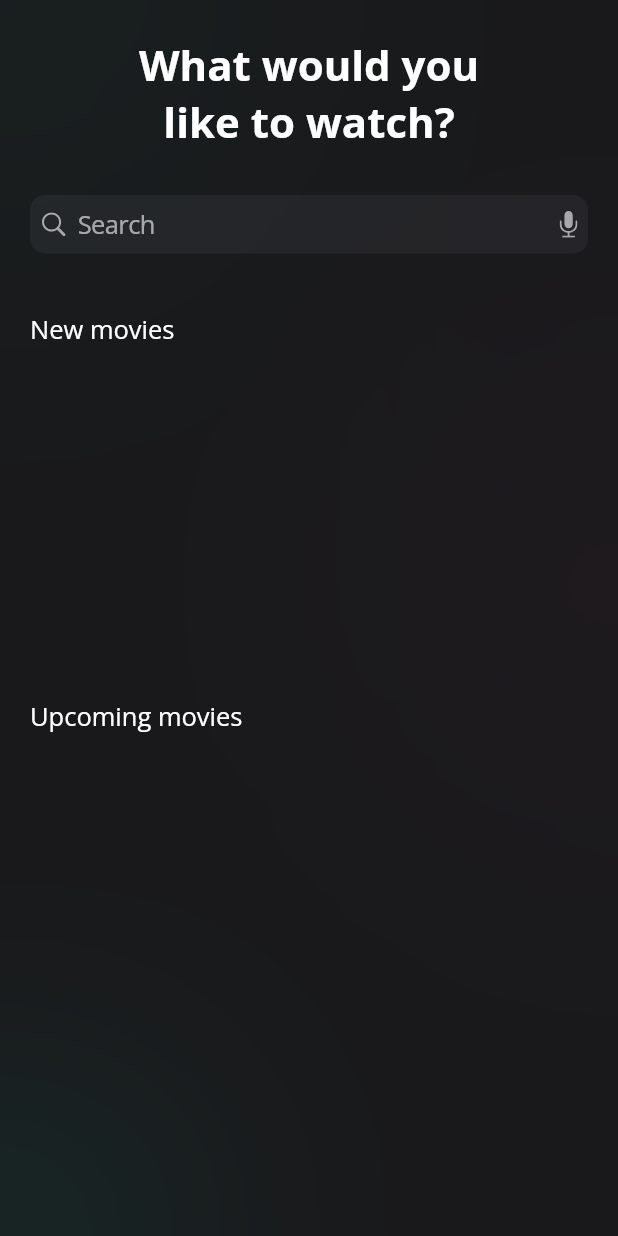
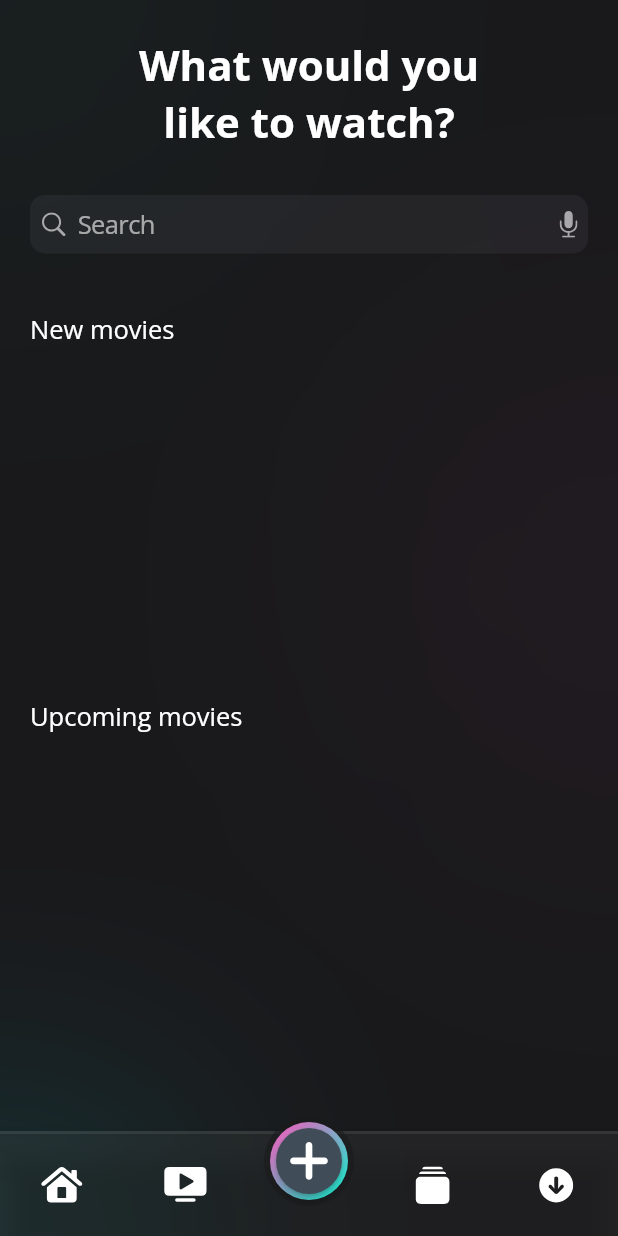
Before and after one commit to Khylesiarot/moviesapp_siarot, a Flutter app: the screen it shows after launch, after a tap on "Sign up", on a phone screen of 412 x 824 dp. Run offline on Flutter 3.47's test engine with Material 2 defaults, Android fonts, the phone set to English and light mode, and no system bars; our stand-ins replace flutter_svg, google_fonts, gradient_borders.

Commit message:
bottom nav bar

```diff
--- a/lib/Screens/homescreen.dart
+++ b/lib/Screens/homescreen.dart
@@ -1,6 +1,8 @@
 import 'dart:ui';
 
 import 'package:flutter/material.dart';
+import 'package:moviesapp_siarot/components/bottomnavbar.dart';
+import 'package:moviesapp_siarot/components/floatingButton.dart';
 import 'package:moviesapp_siarot/components/searchbar.dart';
 import 'package:moviesapp_siarot/templates/moviecard.dart';
 
@@ -60,7 +62,7 @@ class _HomeScreenState extends State<HomeScreen> {
                 width: 120,
                 decoration: BoxDecoration(
                   shape: BoxShape.circle,
-                  color: Constants.pnk.withOpacity(0.5),
+                  color: Constants.pnk.withOpacity(0.8),
                 ),
                 child: BackdropFilter(
                   filter: ImageFilter.blur(
@@ -83,7 +85,7 @@ class _HomeScreenState extends State<HomeScreen> {
                 width: 100,
                 decoration: BoxDecoration(
                   shape: BoxShape.circle,
-                  color: Constants.grn.withOpacity(0.5),
+                  color: Constants.cyn.withOpacity(0.8),
                 ),
                 child: BackdropFilter(
                   filter: ImageFilter.blur(
@@ -233,6 +235,13 @@ const SizedBox(
             ],
           ),
         ),
+
+
+
+        floatingActionButton: const CenterButton(),
+      floatingActionButtonLocation: FloatingActionButtonLocation.centerDocked,
+
+      bottomNavigationBar: const BottomNavBar()
     );
   }
 }
--- a/lib/Screens/onboardingscreen.dart
+++ b/lib/Screens/onboardingscreen.dart
@@ -1,8 +1,9 @@
 import 'dart:ui';
 
 import 'package:flutter/material.dart';
-import 'package:gradient_borders/gradient_borders.dart';
 import 'package:moviesapp_siarot/Screens/homescreen.dart';
+import 'package:moviesapp_siarot/components/intropic.dart';
+import 'package:moviesapp_siarot/components/signupbutton.dart';
 import 'package:moviesapp_siarot/constants.dart';
 
 class OnboardingScreen extends StatelessWidget {
@@ -76,53 +77,7 @@ class OnboardingScreen extends StatelessWidget {
                   SizedBox(
                     height: screenHeight * .07,
                   ),
-                  SizedBox(
-                    child: Align(
-                      alignment: Alignment.topCenter,
-                      child: RotationTransition(
-                        turns: const AlwaysStoppedAnimation(40 / 360),
-                        child: Container(
-                          decoration: BoxDecoration(
-                              border: GradientBoxBorder(
-                                gradient: LinearGradient(colors: [
-                                  Constants.pnk,
-                                  Constants.pnk.withOpacity(.07),
-                                  Constants.grn.withOpacity(.1),
-                                  Constants.grn,
-                                ]),
-                                width: 4,
-                              ),
-                              borderRadius: BorderRadius.circular(200)),
-                          child: ClipRRect(
-                            borderRadius: BorderRadius.circular(200),
-                            child: Container(
-                              height: 320,
-                              width: 320,
-                              decoration: const BoxDecoration(
-                                color: Colors.transparent,
-                              ),
-                              child: const FittedBox(
-                                fit: BoxFit.cover,
-                                child: Padding(
-                                  padding: EdgeInsets.only(
-                                    left: 60,
-                                    top: 30,
-                                    bottom: 10,
-                                  ),
-                                  child: RotationTransition(
-                                    turns: AlwaysStoppedAnimation(325 / 360),
-                                    child: Image(
-                                        image:
-                                            AssetImage('assets/image 81.png')),
-                                  ),
-                                ),
-                              ),
-                            ),
-                          ),
-                        ),
-                      ),
-                    ),
-                  ),
+                 const IntroPicture(),
                   SizedBox(
                     height: screenHeight * 0.05,
                   ),
@@ -149,60 +104,7 @@ class OnboardingScreen extends StatelessWidget {
                   SizedBox(
                     height: screenHeight * 0.03,
                   ),
-                  Container(
-                      decoration: BoxDecoration(boxShadow: [
-                        BoxShadow(
-                          offset: const Offset(-30, 0),
-                          color: Constants.pnk.withOpacity(.5),
-                          blurRadius: 30,
-                          spreadRadius: -30,
-                        ),
-                        BoxShadow(
-                          offset: const Offset(30, 0),
-                          color: Constants.grn.withOpacity(.5),
-                          blurRadius: 30,
-                          spreadRadius: -30,
-                        ),
-                      ]),
-                      child: Container(
-                        decoration: BoxDecoration(
-                            // ignore: prefer_const_constructors
-                            border: GradientBoxBorder(
-                              gradient: const LinearGradient(
-                                  begin: Alignment.topCenter,
-                                  end: Alignment.bottomRight,
-                                  colors: [
-                                    Constants.pnk,
-                                    Constants.grn,
-                                  ]),
-                              width: 3,
-                            ),
-                            borderRadius: BorderRadius.circular(200)),
-                        child: ClipRRect(
-                          borderRadius: BorderRadius.circular(200),
-                          child: Container(
-                              alignment: Alignment.center,
-                              height: 38,
-                              width: 160,
-                              decoration: const BoxDecoration(
-                                color: Colors.transparent,
-                              ),
-                              child: MaterialButton(
-                                onPressed: () {
-                                  Navigator.push(
-                                      context,
-                                      MaterialPageRoute(
-                                          builder: (context) =>
-                                              const HomeScreen()));
-                                },
-                                child: const Text(
-                                  'Sign up',
-                                  textAlign: TextAlign.center,
-                                  style: TextStyle(color: Colors.white),
-                                ),
-                              )),
-                        ),
-                      )),
+                  const SignUpButton(),
                   SizedBox(
                     height: screenHeight * 0.09,
                   ),
--- /dev/null
+++ b/lib/components/bottomnavbar.dart
@@ -0,0 +1,80 @@
+import 'dart:ui';
+
+import 'package:flutter/material.dart';
+import 'package:flutter_svg/svg.dart';
+
+import '../constants.dart';
+
+
+class BottomNavBar extends StatelessWidget {
+  const BottomNavBar({super.key});
+
+
+
+
+
+  @override
+  Widget build(BuildContext context) {
+    return BottomAppBar(
+      color: Constants.wht.withOpacity(.05),
+      child: ClipRRect(
+        child: BackdropFilter(filter: ImageFilter.blur(
+          sigmaX: 2.0,
+          sigmaY: 2.0
+        ),
+        child: Container(
+          decoration: BoxDecoration(
+            border: Border(
+              top: BorderSide(
+                color: Constants.wht.withOpacity(.09),
+                width: 2,
+              )
+            )
+          ),
+          height: 70,
+          child: Row(
+          mainAxisAlignment: MainAxisAlignment.spaceEvenly,
+          children: [
+            Expanded(
+              child: IconButton(
+                onPressed: () {},
+                icon: SvgPicture.asset(
+                  Constants.iconHome,
+                ),
+              ),
+            ),
+            Expanded(
+              child: IconButton(
+                onPressed: () {},
+                icon: SvgPicture.asset(
+                  Constants.iconPlayOnTv,
+                ),
+              ),
+            ),
+            const Expanded(
+              child: Text(''),
+            ),
+            Expanded(
+              child: IconButton(
+                onPressed: () {},
+                icon: SvgPicture.asset(
+                  Constants.iconCategories,
+                ),
+              ),
+            ),
+            Expanded(
+              child: IconButton(
+                onPressed: () {},
+                icon: SvgPicture.asset(
+                  Constants.iconDownload,
+                ),
+              ),
+            ),
+          ],
+        ),
+        ),
+        ),
+      ),
+    );
+  }
+}
--- /dev/null
+++ b/lib/components/floatingbutton.dart
@@ -0,0 +1,45 @@
+import 'package:flutter/material.dart';
+import 'package:flutter_svg/svg.dart';
+
+import '../constants.dart';
+
+class CenterButton extends StatelessWidget{
+  const CenterButton({super.key});
+
+  @override
+  Widget build(BuildContext context) {
+    return  Container(
+        height: 60,
+        width: 60,
+        padding: const EdgeInsets.all(4),
+        margin: const EdgeInsets.only(top: 40),
+        decoration: const BoxDecoration(
+          shape: BoxShape.circle,
+         color: Color.fromARGB(148, 25, 25, 27),
+        ),
+        child: Container(
+          height: 60,
+          width: 60,
+          padding: const EdgeInsets.all(4),
+          decoration: const BoxDecoration(
+            shape: BoxShape.circle,
+            gradient: LinearGradient(
+              begin: Alignment.topLeft,
+              end: Alignment.bottomRight,
+              colors: [
+                Constants.pnk,
+                Constants.grn,
+              ],
+            ),
+          ),
+          child: RawMaterialButton(
+            onPressed: () {},
+            shape: const CircleBorder(),
+            fillColor: const Color(0xff404c57),
+            child: SvgPicture.asset(Constants.iconPlus),
+          ),
+        ),
+      );
+  }
+
+}
--- /dev/null
+++ b/lib/components/intropic.dart
@@ -0,0 +1,60 @@
+import 'package:flutter/material.dart';
+import 'package:gradient_borders/gradient_borders.dart';
+
+import '../constants.dart';
+
+class IntroPicture extends StatelessWidget{
+  const IntroPicture({super.key});
+
+  @override
+  Widget build(BuildContext context) {
+    return SizedBox(
+                    child: Align(
+                      alignment: Alignment.topCenter,
+                      child: RotationTransition(
+                        turns: const AlwaysStoppedAnimation(40 / 360),
+                        child: Container(
+                          decoration: BoxDecoration(
+                              border: GradientBoxBorder(
+                                gradient: LinearGradient(colors: [
+                                  Constants.pnk,
+                                  Constants.pnk.withOpacity(.07),
+                                  Constants.grn.withOpacity(.1),
+                                  Constants.grn,
+                                ]),
+                                width: 4,
+                              ),
+                              borderRadius: BorderRadius.circular(200)),
+                          child: ClipRRect(
+                            borderRadius: BorderRadius.circular(200),
+                            child: Container(
+                              height: 320,
+                              width: 320,
+                              decoration: const BoxDecoration(
+                                color: Colors.transparent,
+                              ),
+                              child: const FittedBox(
+                                fit: BoxFit.cover,
+                                child: Padding(
+                                  padding: EdgeInsets.only(
+                                    left: 60,
+                                    top: 30,
+                                    bottom: 10,
+                                  ),
+                                  child: RotationTransition(
+                                    turns: AlwaysStoppedAnimation(325 / 360),
+                                    child: Image(
+                                        image:
+                                            AssetImage('assets/image 81.png')),
+                                  ),
+                                ),
+                              ),
+                            ),
+                          ),
+                        ),
+                      ),
+                    ),
+                  );
+  }
+
+}
--- /dev/null
+++ b/lib/components/signupbutton.dart
@@ -0,0 +1,68 @@
+import 'package:flutter/material.dart';
+import 'package:gradient_borders/box_borders/gradient_box_border.dart';
+
+import '../Screens/homescreen.dart';
+import '../constants.dart';
+
+class SignUpButton extends StatelessWidget {
+  const SignUpButton({super.key});
+
+  @override
+  Widget build(BuildContext context) {
+    return Container(
+                      decoration: BoxDecoration(boxShadow: [
+                        BoxShadow(
+                          offset: const Offset(-30, 0),
+                          color: Constants.pnk.withOpacity(.5),
+                          blurRadius: 30,
+                          spreadRadius: -30,
+                        ),
+                        BoxShadow(
+                          offset: const Offset(30, 0),
+                          color: Constants.grn.withOpacity(.5),
+                          blurRadius: 30,
+                          spreadRadius: -30,
+                        ),
+                      ]),
+                      child: Container(
+                        decoration: BoxDecoration(
+                            // ignore: prefer_const_constructors
+                            border: GradientBoxBorder(
+                              gradient: const LinearGradient(
+                                  begin: Alignment.topCenter,
+                                  end: Alignment.bottomRight,
+                                  colors: [
+                                    Constants.pnk,
+                                    Constants.grn,
+                                  ]),
+                              width: 3,
+                            ),
+                            borderRadius: BorderRadius.circular(200)),
+                        child: ClipRRect(
+                          borderRadius: BorderRadius.circular(200),
+                          child: Container(
+                              alignment: Alignment.center,
+                              height: 38,
+                              width: 160,
+                              decoration: const BoxDecoration(
+                                color: Colors.transparent,
+                              ),
+                              child: MaterialButton(
+                                onPressed: () {
+                                  Navigator.push(
+                                      context,
+                                      MaterialPageRoute(
+                                          builder: (context) =>
+                                              const HomeScreen()));
+                                },
+                                child: const Text(
+                                  'Sign up',
+                                  textAlign: TextAlign.center,
+                                  style: TextStyle(color: Colors.white),
+                                ),
+                              )),
+                        ),
+                      ));
+  }
+
+}
--- a/lib/main.dart
+++ b/lib/main.dart
@@ -1,5 +1,6 @@
 import 'package:flutter/material.dart';
 import 'package:google_fonts/google_fonts.dart';
+
 import 'package:moviesapp_siarot/Screens/onboardingscreen.dart';
 
 
@@ -18,7 +19,7 @@ class MyApp extends StatelessWidget {
       theme: ThemeData(
         fontFamily: GoogleFonts.openSans().fontFamily,
       ),
-      home: const OnboardingScreen(),
+      home:  const OnboardingScreen(),
     );
   }
 }
```
Also changed, not shown: lib/components/outline.dart (deleted, +0 -83 lines).
